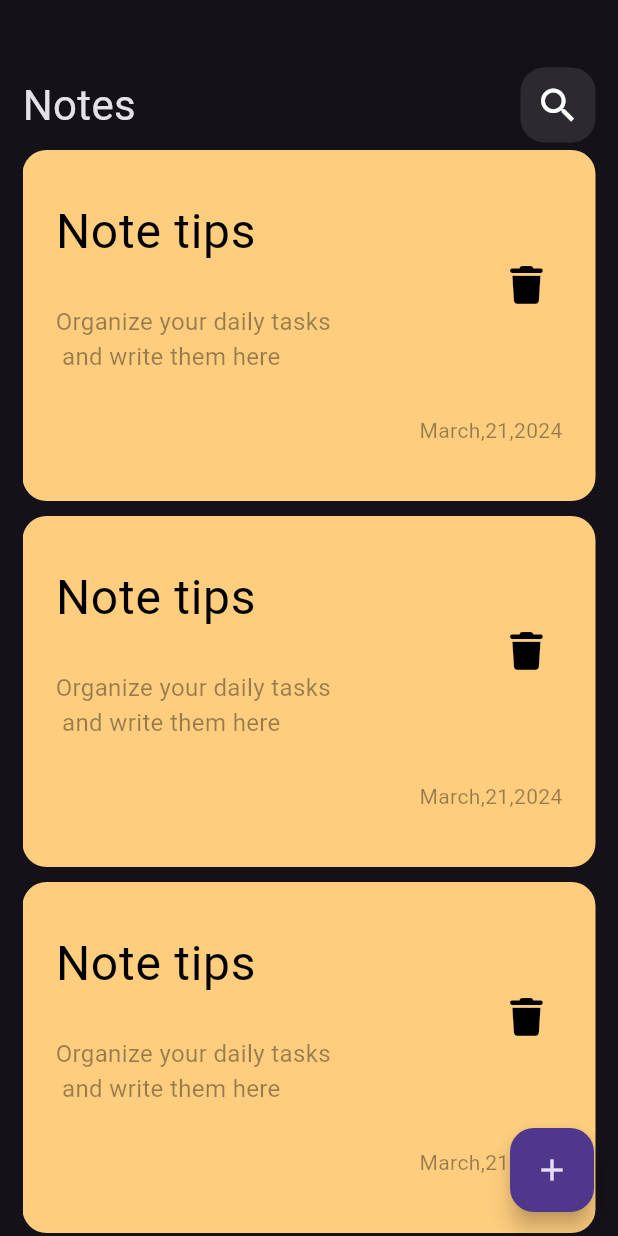
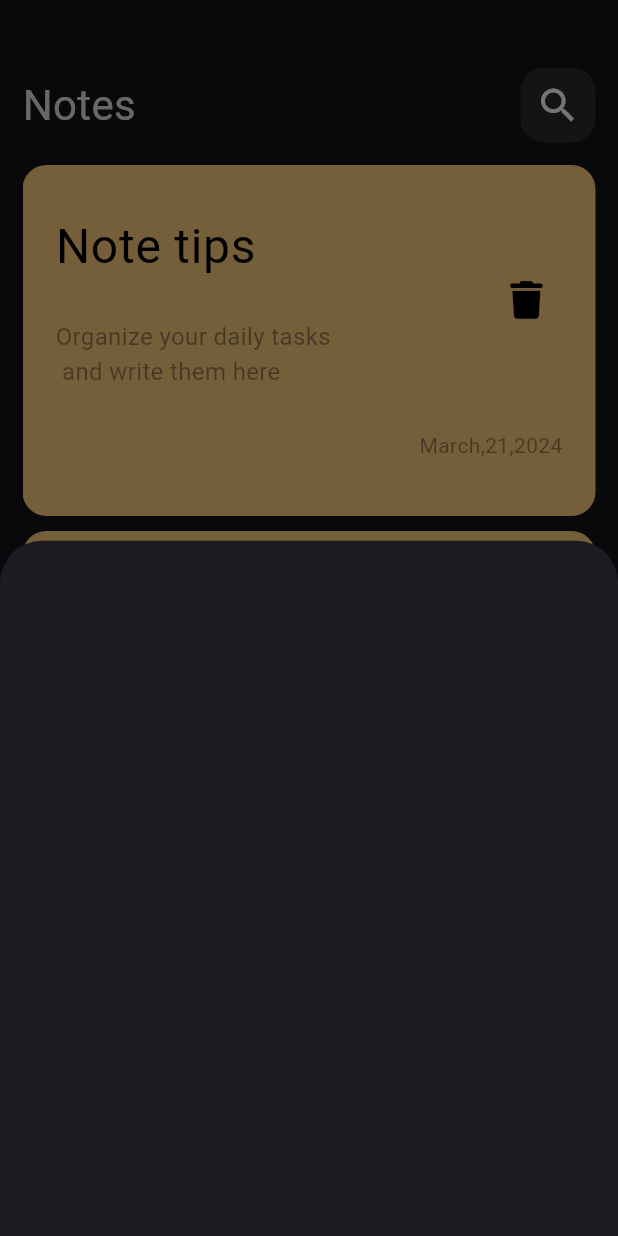
Before and after one commit to abdarahmann/Note-App, a Flutter app: the screen it shows after launch, after a tap on the "add" icon, on a phone screen of 412 x 824 dp. Run offline on Flutter 3.47's test engine with Material 3 defaults, Android fonts, the phone set to English and light mode, and no system bars; our stand-ins replace font_awesome_flutter; Roboto replaces fonts that are missing (Poppins).

Commit message:
add note bottom sheet

```diff
--- a/lib/views/note_view.dart
+++ b/lib/views/note_view.dart
@@ -1,5 +1,6 @@
 import 'package:flutter/material.dart';
 
+import '../widgets/add_note_bottom_sheet.dart';
 import '../widgets/notes_view_body.dart';
 
 class NoteView extends StatelessWidget {
@@ -9,9 +10,14 @@ class NoteView extends StatelessWidget {
   Widget build(BuildContext context) {
     return Scaffold(
       floatingActionButton: FloatingActionButton(
-        onPressed: () {},
+        onPressed: () {
+          showModalBottomSheet(
+              context: context,
+              builder: (context) {
+                return const NoteBottomSheet();
+              });
+        },
         child: const Icon(Icons.add),
-
       ),
       body: const NotesViewBody(),
     );
--- /dev/null
+++ b/lib/widgets/add_note_bottom_sheet.dart
@@ -0,0 +1,11 @@
+
+import 'package:flutter/material.dart';
+
+class NoteBottomSheet extends StatelessWidget {
+  const NoteBottomSheet({super.key});
+
+  @override
+  Widget build(BuildContext context) {
+    return Container();
+  }
+}
--- a/lib/widgets/notes_list_view.dart
+++ b/lib/widgets/notes_list_view.dart
@@ -7,13 +7,17 @@ class NotesListView extends StatelessWidget {
 
   @override
   Widget build(BuildContext context) {
-    return ListView.builder(
+    return Padding(
+      padding: const EdgeInsets.symmetric(vertical: 10),
+      child: ListView.builder(
+        padding: EdgeInsets.zero,
         itemBuilder: (context, int index) {
           return const Padding(
             padding: EdgeInsets.symmetric(vertical: 5),
             child: NoteItem(),
           );
         },
+      ),
     );
   }
 }
```
Lines whose indentation alone changed are shown as unchanged.
